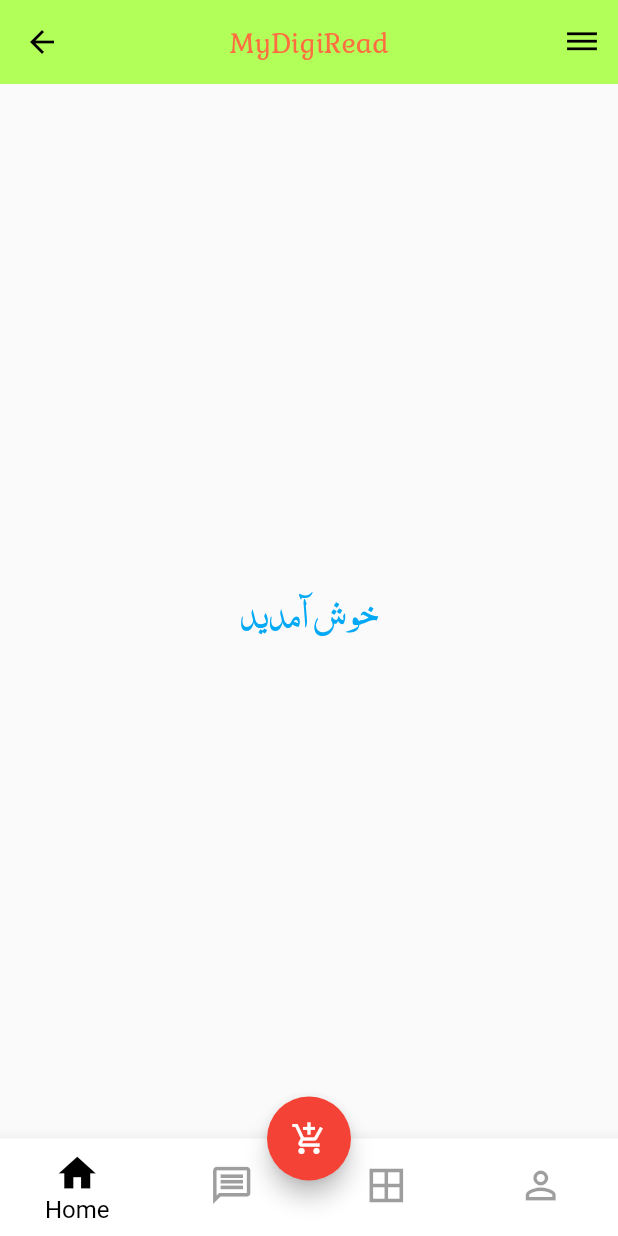
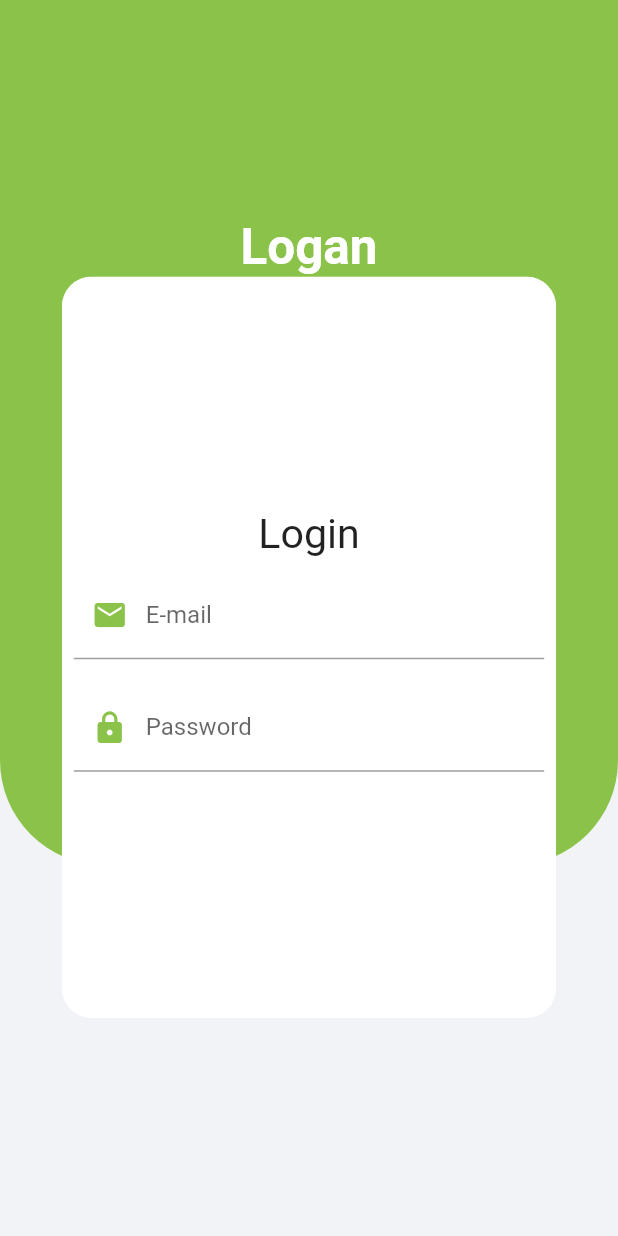
Before and after one commit to FARTASH-421/MyAppProjec1401, a Flutter app: the screen it shows after launch, on a phone screen of 412 x 824 dp. Run offline on Flutter 3.47's test engine with Material 2 defaults, Android fonts, the phone set to English and light mode, and no system bars.

Commit message:
created class Login added method E-mail and PassWord

```diff
--- /dev/null
+++ b/lib/LongPage.dart
@@ -0,0 +1,131 @@
+import 'package:flutter/material.dart';
+
+
+class LongPage extends StatefulWidget {
+  const LongPage({Key? key}) : super(key: key);
+  @override
+  State<LongPage> createState() => _LongPageState();
+}
+
+class _LongPageState extends State<LongPage> {
+  late String email,password;
+ Widget _bulidLoge(){
+   return Row(
+     mainAxisAlignment: MainAxisAlignment.center,
+     children: [
+       Text("Logan",
+       style: TextStyle(
+         fontSize: MediaQuery.of(context).size.height/25,
+         fontWeight: FontWeight.bold,
+         color: Colors.white,
+       ),
+       ),
+
+     ],
+   );
+ }
+ Widget _bulidContianer(){
+   return Row(
+     mainAxisAlignment: MainAxisAlignment.center,
+     children: [
+       ClipRRect(
+         borderRadius: BorderRadius.all(Radius.circular(20.0),),
+         child: Container(
+           height: MediaQuery.of(context).size.height* 0.6,
+           width: MediaQuery.of(context).size.width * 0.8,
+           decoration: BoxDecoration(
+             color: Colors.white
+           ),
+           child:  Column(
+             mainAxisAlignment: MainAxisAlignment.center,
+             crossAxisAlignment: CrossAxisAlignment.center,
+             children: [
+               Row(
+                 mainAxisAlignment: MainAxisAlignment.center,
+                 children: [
+                   Text('Login',
+                     style: TextStyle(
+                       fontSize: MediaQuery.of(context).size.height/30
+                     ),
+                   ),
+                 ],
+               ),
+               _bulidEmailRow(),
+               _bulidPasswordRow(),
+             ],
+           ),
+         ),
+       ),
+
+     ],
+   );
+ }
+
+ Widget  _bulidEmailRow(){
+   return Padding(padding: EdgeInsets.all(8),
+     child: TextFormField(
+       keyboardType: TextInputType.emailAddress,
+       onChanged: (value){
+         setState(() {
+           this.email = value;
+         });
+       },
+       decoration: InputDecoration(
+         prefixIcon: Icon(Icons.email, color: Colors.lightGreen,),
+         label: Text('E-mail'),
+       ),
+     ),
+
+   );
+ }
+  Widget  _bulidPasswordRow(){
+    return Padding(padding: EdgeInsets.all(8),
+      child: TextFormField(
+        keyboardType: TextInputType.emailAddress,
+        onChanged: (value){
+          setState(() {
+            this.email = value;
+          });
+        },
+        decoration: InputDecoration(
+          prefixIcon: Icon(Icons.lock, color: Colors.lightGreen,),
+          label: Text('Password'),
+        ),
+      ),
+
+    );
+  }
+
+  @override
+  Widget build(BuildContext context) {
+    return SafeArea(
+        child: Scaffold(
+          backgroundColor: Color(0xfff2f3f7),
+          body: Stack(
+            children: [
+              Container(
+                height: MediaQuery.of(context).size.height*0.7,
+                width: MediaQuery.of(context).size.width,
+                child: Container(
+                  decoration: BoxDecoration(
+                    color:Colors.lightGreen ,
+                    borderRadius: BorderRadius.only(
+                      bottomLeft: const Radius.circular(70),
+                      bottomRight: const Radius.circular(70),
+                    )
+                  ),
+                ),
+              ),
+            Column(
+                mainAxisAlignment: MainAxisAlignment.center,
+              children: [
+                _bulidLoge(),
+                _bulidContianer(),
+              ],
+              )
+            ],
+          ),
+
+    ));
+  }
+}
--- a/lib/home_page.dart
+++ b/lib/home_page.dart
@@ -14,19 +14,20 @@ class _HomeState extends State<Home> {
       color: Colors.blue,
       home: Scaffold(
         appBar: AppBar(
-          backgroundColor: Colors.lightGreenAccent,
-          leading: Icon( Icons.arrow_back, color: Colors.black),
-          elevation: 0,
-          title: Text(
-            'MyDigiRead',
-            style: TextStyle(fontSize: 20, color: Colors.deepOrangeAccent,fontFamily: "Kurale"),
-          ),
-          centerTitle: true,
+          title: Text('Sreach'),
           actions: [
             IconButton(
-              icon: Icon(Icons.dehaze,color: Colors.black,), onPressed: () { },
+              icon: Icon(Icons.search),
+              onPressed: (){
+                showSearch(
+                  context: context,
+                  delegate: MySearchDelegate(),
+                );
+              },
             )
           ],
+          backgroundColor: Colors.orange,
+
         ),
         body: Center(
 
@@ -41,10 +42,38 @@ class _HomeState extends State<Home> {
         bottomNavigationBar: ShopButtonNavigator(),
         floatingActionButton: FloatingActionButton(onPressed: (){},
           backgroundColor: Colors.red,
-        child: Icon(Icons.add_shopping_cart,color: Colors.white,),
+        child: Icon(Icons .add_shopping_cart,color: Colors.white,),
         ),
         floatingActionButtonLocation: FloatingActionButtonLocation.centerDocked,
       ),
     );
   }
 }
+
+class MySearchDelegate  extends SearchDelegate{
+  @override
+  List<Widget>? buildActions(BuildContext context){
+
+  }
+
+  @override
+  Widget? buildLeading(BuildContext context) {
+    return IconButton(
+      icon: Icon(Icons.arrow_back),
+        onPressed: () => close(context,null)
+    );
+
+  }
+
+  @override
+  Widget buildResults(BuildContext context) {
+    // TODO: implement buildResults
+    throw UnimplementedError();
+  }
+
+  @override
+  Widget buildSuggestions(BuildContext context) {
+    // TODO: implement buildSuggestions
+    throw UnimplementedError();
+  }
+}
--- a/lib/main.dart
+++ b/lib/main.dart
@@ -1,5 +1,6 @@
 import 'package:flutter/material.dart';
 import 'package:flutter/services.dart';
+import 'package:my_pojects/LongPage.dart';
 import 'package:my_pojects/splush_screen.dart';
 
 
@@ -21,7 +22,7 @@ class _StoreState extends State<Store> {
       debugShowCheckedModeBanner: false,
       title: 'Stores',
       color: Colors.blue,
-      home: Spalsh(),
+      home: LongPage(),
     );
   }
 }
--- a/lib/splush_screen.dart
+++ b/lib/splush_screen.dart
@@ -14,7 +14,7 @@ class _SpalshState extends State<Spalsh> {
   @override
   void initState() {
     super.initState();
-    Timer(Duration(seconds: 3),
+    Timer(Duration(seconds: 2),
             ()=> Navigator.pushReplacement(context,
             MaterialPageRoute(builder: (context) => Home()
             ))
```
Also changed, not shown: lib/MySearch.dart (added).
